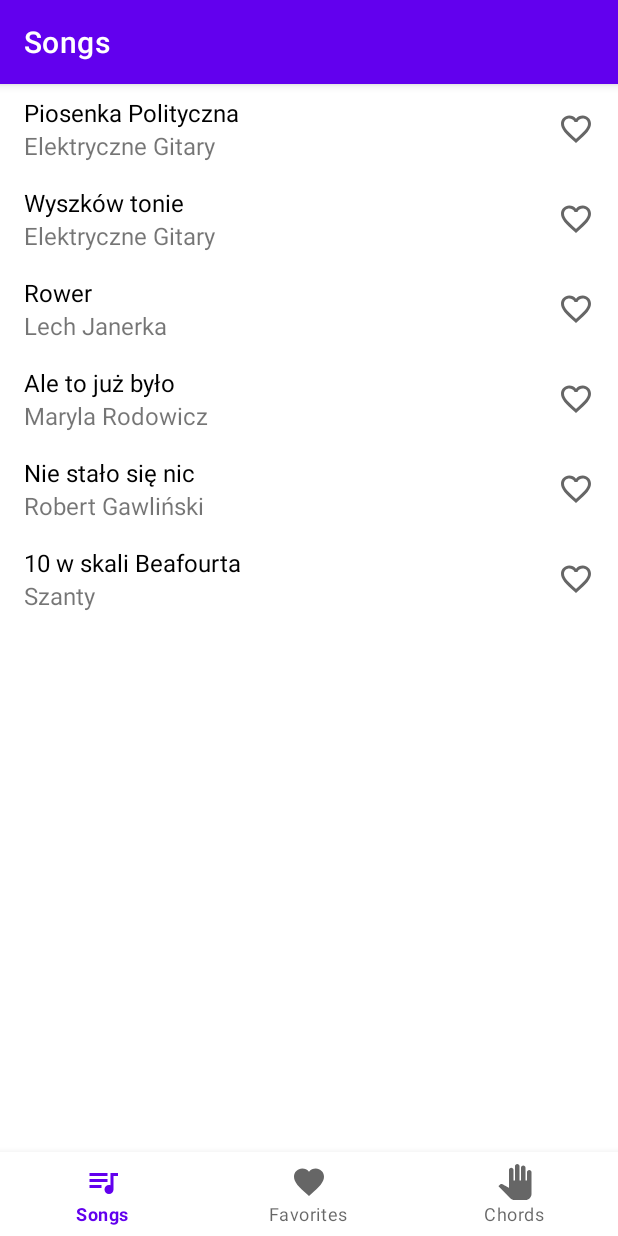
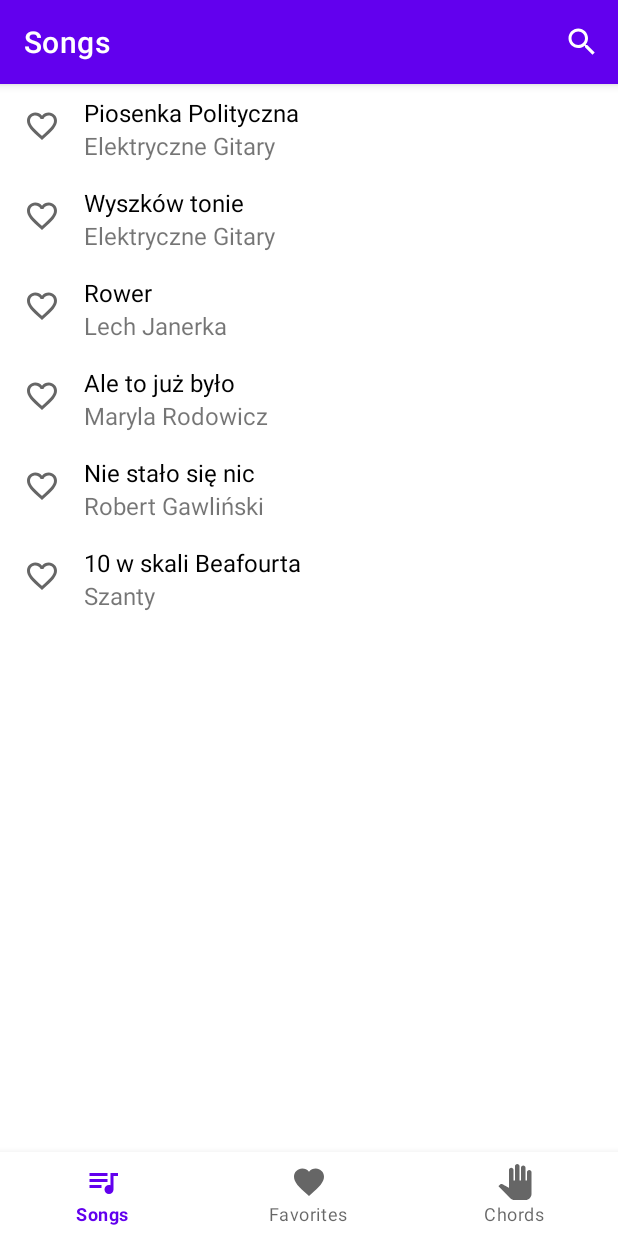
Before and after one commit to martapolcyn/Songbook, an Android app: the screen it shows after launch (MainActivity), on a phone screen of 412 x 824 dp. Run offline under Robolectric (Android 15) with nearby library versions, the phone set to English and light mode, and no system bars; our stand-ins replace navigation-ui.

```diff
--- a/app/build.gradle
+++ b/app/build.gradle
@@ -42,4 +42,5 @@ dependencies {
     testImplementation 'junit:junit:4.13.2'
     androidTestImplementation 'androidx.test.ext:junit:1.1.3'
     androidTestImplementation 'androidx.test.espresso:espresso-core:3.4.0'
+    implementation fileTree(dir: 'libs', include: ['*.jar'])
 }
--- a/app/src/main/java/com/martapolcyn/songbook/ui/songs/SongsFragment.java
+++ b/app/src/main/java/com/martapolcyn/songbook/ui/songs/SongsFragment.java
@@ -4,8 +4,12 @@ import android.content.Intent;
 import android.os.Bundle;
 import android.util.Log;
 import android.view.LayoutInflater;
+import android.view.Menu;
+import android.view.MenuInflater;
+import android.view.MenuItem;
 import android.view.View;
 import android.view.ViewGroup;
+import android.widget.SearchView;
 
 import androidx.annotation.NonNull;
 import androidx.annotation.Nullable;
@@ -14,7 +18,11 @@ import androidx.lifecycle.ViewModelProvider;
 import androidx.recyclerview.widget.LinearLayoutManager;
 import androidx.recyclerview.widget.RecyclerView;
 
+import com.martapolcyn.songbook.MainActivity;
+import com.martapolcyn.songbook.R;
 import com.martapolcyn.songbook.databinding.ListFragmentBinding;
+
+import java.util.List;
 
 public class SongsFragment extends Fragment implements OnSongClickedListener {
 
@@ -26,7 +34,32 @@ public class SongsFragment extends Fragment implements OnSongClickedListener {
     @Override
     public View onCreateView(@NonNull LayoutInflater inflater, @Nullable ViewGroup container, @Nullable Bundle savedInstanceState) {
         binding = ListFragmentBinding.inflate(inflater, container, false);
+        setHasOptionsMenu(true);
         return binding.getRoot();
+    }
+
+    @Override
+    public void onCreateOptionsMenu(@NonNull Menu menu, @NonNull MenuInflater inflater) {
+        super.onCreateOptionsMenu(menu, inflater);
+        menu.clear();
+        inflater.inflate(R.menu.menu_songs, menu);
+        final MenuItem item = menu.findItem(R.id.action_search);
+        final SearchView searchView = new SearchView(((MainActivity) getContext()).getSupportActionBar().getThemedContext());
+
+        item.setShowAsAction(MenuItem.SHOW_AS_ACTION_COLLAPSE_ACTION_VIEW | MenuItem.SHOW_AS_ACTION_IF_ROOM);
+
+        searchView.setOnQueryTextListener(new SearchView.OnQueryTextListener() {
+            @Override
+            public boolean onQueryTextSubmit(String query) {
+                return false;
+            }
+
+            @Override
+            public boolean onQueryTextChange(String newText) {
+                adapter.getFilter().filter(newText);
+                return false;
+            }
+        });
     }
 
     @Override
--- a/app/src/main/res/layout/list_item.xml
+++ b/app/src/main/res/layout/list_item.xml
@@ -1,8 +1,14 @@
 <?xml version="1.0" encoding="utf-8"?>
-<RelativeLayout xmlns:android="http://schemas.android.com/apk/res/android"
+<LinearLayout xmlns:android="http://schemas.android.com/apk/res/android"
     android:layout_width="match_parent"
     android:layout_height="wrap_content"
     android:orientation="horizontal">
+
+    <ImageView
+        android:layout_width="wrap_content"
+        android:src="@drawable/ic_favorite_border_black_24dp"
+        android:padding="16dp"
+        android:layout_height="wrap_content"/>
 
     <LinearLayout
         android:layout_width="match_parent"
@@ -13,7 +19,6 @@
             android:id="@+id/tv_title"
             android:layout_width="match_parent"
             android:layout_height="wrap_content"
-            android:paddingStart="16dp"
             android:paddingTop="8dp"
             android:paddingEnd="16dp"
             android:text="title"
@@ -24,19 +29,12 @@
             android:id="@+id/tv_artist"
             android:layout_width="match_parent"
             android:layout_height="wrap_content"
-            android:paddingStart="16dp"
             android:paddingEnd="16dp"
             android:paddingBottom="8dp"
             android:text="artist"
             android:textSize="16sp" />
     </LinearLayout>
 
-    <ImageView
-        android:layout_width="wrap_content"
-        android:layout_alignParentEnd="true"
-        android:src="@drawable/ic_favorite_border_black_24dp"
-        android:layout_centerInParent="true"
-        android:padding="16dp"
-        android:layout_height="wrap_content"/>
 
-</RelativeLayout>
+
+</LinearLayout>
```
Also changed, not shown: app/src/main/java/com/martapolcyn/songbook/ui/songs/SongAdapter.java (+42 -1 lines), app/src/main/res/menu/menu_songs.xml (+12 -12 lines).
